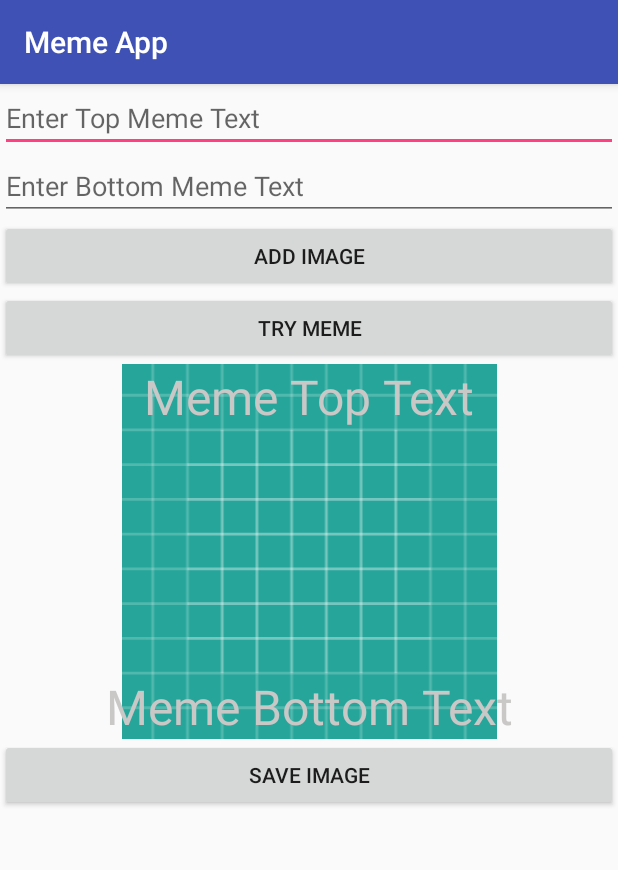
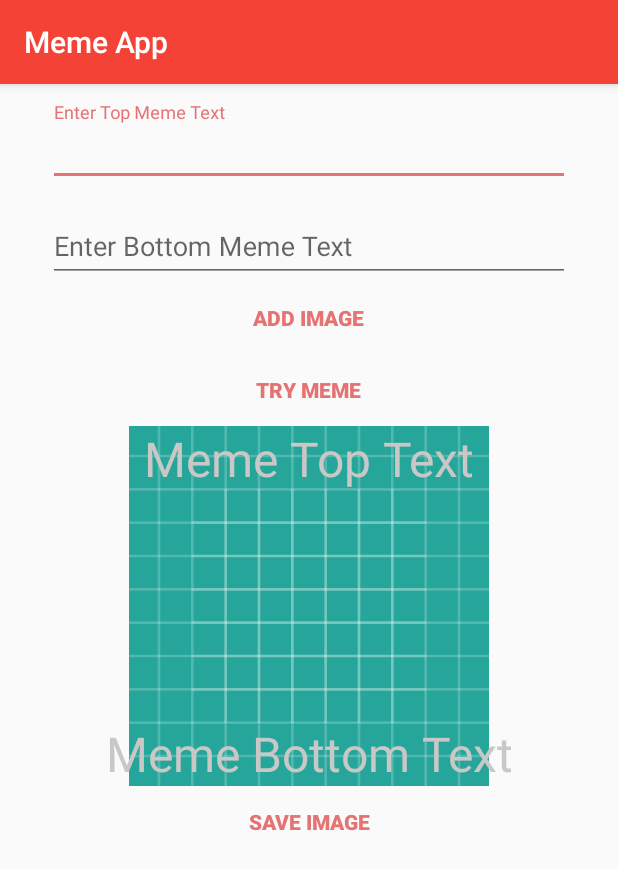
Before and after one commit to Aaklii/MemeApp, an Android app: the screen it shows after launch (MainActivity), on a phone screen of 412 x 824 dp. Shown: the top 870 px of the screen. Run offline under Robolectric (Android 15) with nearby library versions, the phone set to English and light mode, and no system bars.

Commit message:
Added Some Material Design.

```diff
--- a/app/build.gradle
+++ b/app/build.gradle
@@ -19,10 +19,11 @@ android {
 }
 
 dependencies {
-    implementation fileTree(dir: 'libs', include: ['*.jar'])
+    implementation fileTree(include: ['*.jar'], dir: 'libs')
     implementation 'com.android.support:appcompat-v7:26.1.0'
     implementation 'com.android.support.constraint:constraint-layout:1.0.2'
     testImplementation 'junit:junit:4.12'
     androidTestImplementation 'com.android.support.test:runner:0.5'
     androidTestImplementation 'com.android.support.test.espresso:espresso-core:2.2.2'
+    implementation 'com.android.support:design:27.1.0'
 }
--- a/app/src/main/res/layout/activity_main.xml
+++ b/app/src/main/res/layout/activity_main.xml
@@ -7,38 +7,68 @@
     android:orientation="vertical"
     tools:context="practice.aaklii.memeapp.MainActivity">
 
-    <EditText
+    <android.support.design.widget.TextInputLayout
         android:layout_width="match_parent"
         android:layout_height="wrap_content"
-        android:hint="@string/enter_top_meme_text"
-        android:id="@+id/editTop"/>
+        android:id="@+id/user_textInput"
+        android:layout_marginTop="12dp"
+        android:layout_marginLeft="32dp"
+        android:layout_marginRight="32dp"
+       >
 
-    <EditText
+        <EditText
+            android:layout_width="match_parent"
+            android:layout_height="wrap_content"
+            android:hint="@string/enter_top_meme_text"
+            android:id="@+id/editTop"
+            android:inputType="text"/>
+
+    </android.support.design.widget.TextInputLayout>
+
+    <android.support.design.widget.TextInputLayout
         android:layout_width="match_parent"
         android:layout_height="wrap_content"
-        android:hint="@string/enter_bottom_meme_text"
-        android:id="@+id/editBottom"/>
+        android:id="@+id/user_textInput2"
+        android:layout_marginTop="8dp"
+        android:layout_marginLeft="32dp"
+        android:layout_marginRight="32dp"
+        >
+
+        <EditText
+            android:layout_width="match_parent"
+            android:layout_height="wrap_content"
+            android:hint="@string/enter_bottom_meme_text"
+            android:id="@+id/editBottom"
+            android:inputType="text"/>
+
+    </android.support.design.widget.TextInputLayout>
 
     <Button
-        android:layout_width="match_parent"
+        android:layout_width="wrap_content"
         android:layout_height="wrap_content"
+        android:layout_gravity="center_horizontal"
         android:text="@string/add_image"
-        android:onClick="addImage"/>
+        android:onClick="addImage"
+        android:textStyle="bold"
+       style="@style/FlatButton"/>
 
     <Button
-        android:layout_width="match_parent"
+        android:layout_width="wrap_content"
         android:layout_height="wrap_content"
+        android:layout_gravity="center_horizontal"
         android:text="@string/try_meme"
-        android:onClick="tryMeme"/>
+        android:onClick="tryMeme"
+        android:textStyle="bold"
+        style="@style/FlatButton"/>
 
     <RelativeLayout
         android:layout_width="match_parent"
-        android:layout_height="250dp"
+        android:layout_height="240dp"
         android:id="@+id/lay">
 
         <ImageView
             android:layout_width="match_parent"
-            android:layout_height="250dp"
+            android:layout_height="240dp"
             android:id="@+id/memeImage"
             android:src="@drawable/ic_launcher_background"/>
 
@@ -66,11 +96,16 @@
             />
 
     </RelativeLayout>
+
     <Button
         android:layout_width="match_parent"
         android:layout_height="wrap_content"
+        android:textStyle="bold"
         android:text="@string/save_image"
-        android:onClick="saveImage"/>
+        android:onClick="saveImage"
+        style="@style/FlatButton"
+        />
+
 
 
 </LinearLayout>
--- a/app/src/main/res/values/colors.xml
+++ b/app/src/main/res/values/colors.xml
@@ -1,6 +1,6 @@
 <?xml version="1.0" encoding="utf-8"?>
 <resources>
-    <color name="colorPrimary">#3F51B5</color>
-    <color name="colorPrimaryDark">#303F9F</color>
-    <color name="colorAccent">#FF4081</color>
+    <color name="colorPrimary">#F44336</color>
+    <color name="colorPrimaryDark">#B71C1C</color>
+    <color name="colorAccent">#E57373</color>
 </resources>
--- a/app/src/main/res/values/styles.xml
+++ b/app/src/main/res/values/styles.xml
@@ -8,4 +8,6 @@
         <item name="colorAccent">@color/colorAccent</item>
     </style>
 
+    <style name="FlatButton" parent="Widget.AppCompat.Button.Borderless.Colored"/>
+
 </resources>
```
